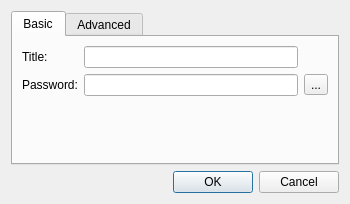
Above: silverlock/groupeditdialog.ui from petroules/silverlock before the change. Below: the same form after it.
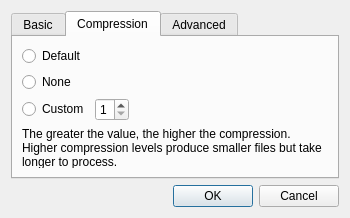
That is the form after the change. The open tabs and pages were chosen to show the change.

Commit message: - Updated readme - Moved "URL" field two fields over - Fixed a major bug regarding Unicode handling in database files - Implemented optional compression for database files

```diff
--- a/silverlock/groupeditdialog.ui
+++ b/silverlock/groupeditdialog.ui
@@ -7,7 +7,7 @@
     <x>0</x>
     <y>0</y>
     <width>350</width>
-    <height>196</height>
+    <height>218</height>
    </rect>
   </property>
   <property name="sizePolicy">
@@ -75,6 +75,58 @@
        </item>
       </layout>
      </widget>
+     <widget class="QWidget" name="compressionTab">
+      <attribute name="title">
+       <string>Compression</string>
+      </attribute>
+      <layout class="QFormLayout" name="formLayout">
+       <item row="0" column="0">
+        <widget class="QRadioButton" name="defaultCompressionRadioButton">
+         <property name="text">
+          <string>Default</string>
+         </property>
+        </widget>
+       </item>
+       <item row="1" column="0">
+        <widget class="QRadioButton" name="noCompressionRadioButton">
+         <property name="text">
+          <string>None</string>
+         </property>
+        </widget>
+       </item>
+       <item row="2" column="0">
+        <layout class="QHBoxLayout" name="horizontalLayout">
+         <item>
+          <widget class="QRadioButton" name="customCompressionRadioButton">
+           <property name="text">
+            <string>Custom</string>
+           </property>
+          </widget>
+         </item>
+         <item>
+          <widget class="QSpinBox" name="compresionLevelSpinBox">
+           <property name="minimum">
+            <number>1</number>
+           </property>
+           <property name="maximum">
+            <number>9</number>
+           </property>
+          </widget>
+         </item>
+        </layout>
+       </item>
+       <item row="3" column="0" colspan="2">
+        <widget class="QLabel" name="compressionInfoLabel">
+         <property name="text">
+          <string>The greater the value, the higher the compression. Higher compression levels produce smaller files but take longer to process.</string>
+         </property>
+         <property name="wordWrap">
+          <bool>true</bool>
+         </property>
+        </widget>
+       </item>
+      </layout>
+     </widget>
      <widget class="QWidget" name="advancedTab">
       <attribute name="title">
        <string>Advanced</string>
```
The commit also changes 24 other files.
